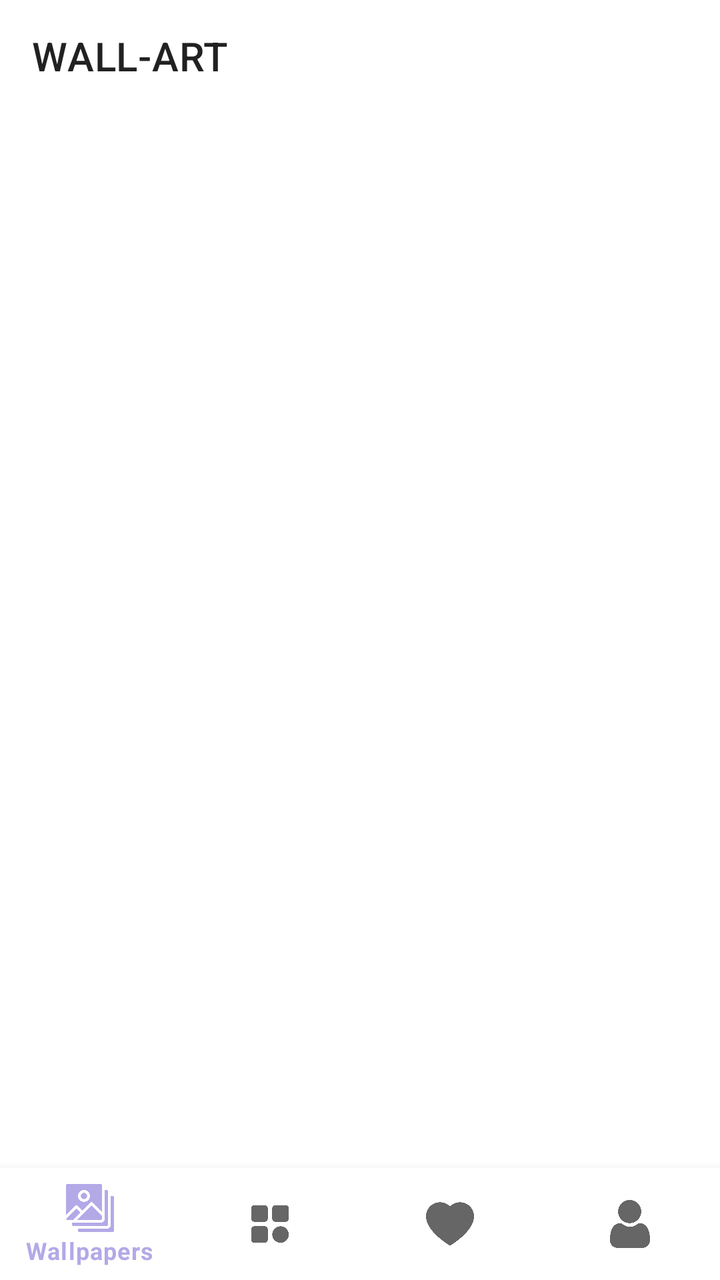
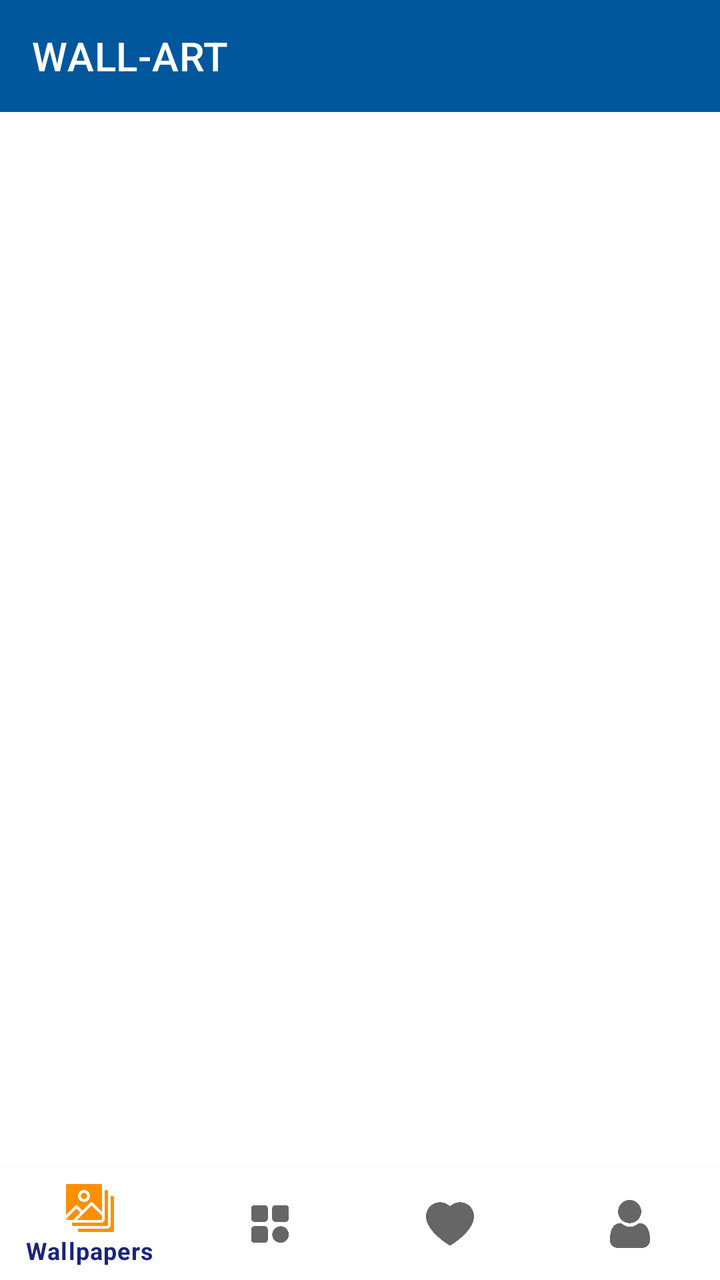

The first picture is an Android layout as it rendered before a commit; the second is the same layout after the commit. The layout source and the unified diff follow.
<!-- AndroidManifest.xml: application theme Theme.PixelPerfect -->
<!-- res/layout/activity_main.xml -->
<?xml version="1.0" encoding="utf-8"?>
<LinearLayout
    xmlns:android="http://schemas.android.com/apk/res/android"
    xmlns:app="http://schemas.android.com/apk/res-auto"
    xmlns:tools="http://schemas.android.com/tools"
    android:layout_width="match_parent"
    android:layout_height="match_parent"
    android:orientation="vertical"
    tools:context=".MainActivity">
    <com.google.android.material.appbar.AppBarLayout
        android:layout_width="match_parent"
        android:layout_height="wrap_content">

        <androidx.appcompat.widget.Toolbar
            android:id="@+id/app_bar"
            android:layout_width="match_parent"
            android:layout_height="?attr/actionBarSize"
            android:background="#fff"
            app:title="WALL-ART" />

    </com.google.android.material.appbar.AppBarLayout>
    <RelativeLayout
        android:layout_width="match_parent"
        android:layout_height="match_parent">





    <FrameLayout
        android:id="@+id/frame"
        android:layout_width="match_parent"
        android:layout_height="match_parent"
        android:layout_marginBottom="?actionBarSize" />

    <com.google.android.material.bottomnavigation.BottomNavigationView
        android:layout_width="match_parent"
        android:layout_height="wrap_content"
        android:layout_alignParentBottom="true"
        app:menu="@menu/nav_items"
        android:id="@+id/btnview"/>

    </RelativeLayout>
</LinearLayout>
<!-- resources referenced by this layout -->
<resources>
  <style name="Theme.PixelPerfect" parent="Theme.MaterialComponents.Light.NoActionBar">
          
          <item name="colorPrimary">#B3A9E7</item>
          <item name="colorPrimaryVariant">#CBC5EA</item>
          <item name="colorOnPrimary">@color/white</item>
          
          <item name="colorSecondary">#7393B3</item>
          <item name="colorSecondaryVariant">#7393B3</item>
          <item name="colorOnSecondary">@color/black</item>
          
          <item name="android:statusBarColor">?attr/colorPrimaryVariant</item>
          
      </style>
  <color name="white">#FFFFFFFF</color>
  <color name="black">#FF000000</color>
</resources>

<!-- the commit's change to res/layout/activity_main.xml (unified diff, before → after) -->
@@ -15,16 +15,14 @@
             android:id="@+id/app_bar"
             android:layout_width="match_parent"
             android:layout_height="?attr/actionBarSize"
-            android:background="#fff"
-            app:title="WALL-ART" />
+            android:background="#01579B"
+            app:title="WALL-ART"
+            app:titleTextColor="#fff"/>
 
     </com.google.android.material.appbar.AppBarLayout>
     <RelativeLayout
         android:layout_width="match_parent"
         android:layout_height="match_parent">
-
-
-
 
 
     <FrameLayout
@@ -38,6 +36,9 @@
         android:layout_height="wrap_content"
         android:layout_alignParentBottom="true"
         app:menu="@menu/nav_items"
+        app:itemTextColor="#1A237E"
+        android:outlineAmbientShadowColor="#6480AC"
+        android:outlineSpotShadowColor="#fff"
         android:id="@+id/btnview"/>
 
     </RelativeLayout>
<!-- resource entries referenced after the edit -->
@@ -2,8 +2,8 @@
 <resources>
   <style name="Theme.PixelPerfect" parent="Theme.MaterialComponents.Light.NoActionBar">
           
-          <item name="colorPrimary">#B3A9E7</item>
-          <item name="colorPrimaryVariant">#CBC5EA</item>
+          <item name="colorPrimary">#FF8F00</item>
+          <item name="colorPrimaryVariant">#F3BC64</item>
           <item name="colorOnPrimary">@color/white</item>
           
           <item name="colorSecondary">#7393B3</item>
